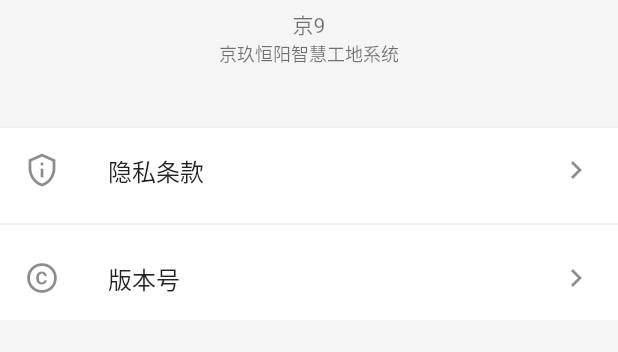
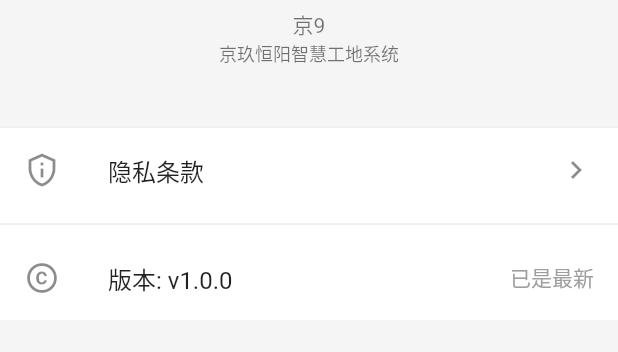
Before and after one commit to vcqzero/jjhy-app-refactor, a Flutter app: the screen it shows after launch, item 3 of the bottom bar chosen, after a tap on "关于", on a phone screen of 412 x 824 dp, the part 256-608 px from its top. Run offline on Flutter 3.47's test engine with Material 2 defaults, Android fonts, the phone set to English and light mode, and no system bars; our stand-ins replace dio, flutter_easyloading, fluttertoast, get_storage, package_info_plus; network calls fail.

Commit message:
添加应用版本判断

```diff
--- a/lib/api/AppSetings.dart
+++ b/lib/api/AppSetings.dart
@@ -1,3 +1,5 @@
+import 'dart:io';
+
 import 'package:app/utils/MyDio.dart';
 import 'package:dio/dio.dart';
 
@@ -10,4 +12,15 @@
     final future = _dio.get('/app/banners', cancelToken: cancelToken);
     return MyResponse(future: future, cancelToken: cancelToken);
   }
+
+  /// 判断app版本
+  static MyResponse checkVersion({required String buildCode}) {
+    CancelToken cancelToken = CancelToken();
+    final future = _dio
+        .get('/app/version/check', cancelToken: cancelToken, queryParameters: {
+      'platform': Platform.isAndroid ? 'android' : 'ios',
+      'version_code': int.parse(buildCode)
+    });
+    return MyResponse(future: future, cancelToken: cancelToken);
+  }
 }
--- a/lib/main.dart
+++ b/lib/main.dart
@@ -1,8 +1,7 @@
 import 'dart:developer';
 import 'package:app/Config.dart';
 import 'package:app/routes.dart';
-import 'package:app/utils/MyDeviceInfo.dart';
-import 'package:device_info/device_info.dart';
+import 'package:app/utils/MyPackage.dart';
 import 'package:flutter/material.dart';
 import 'package:flutter/services.dart';
 import 'package:app/utils/MyToast.dart';
@@ -103,7 +102,6 @@
 
   @override
   Widget build(BuildContext context) {
-    MyDeviceInfo.test();
     return WillPopScope(
         child: Scaffold(
           // appBar: MyWidgets.getAppBar(),
--- a/lib/pages/about/Index.dart
+++ b/lib/pages/about/Index.dart
@@ -1,7 +1,11 @@
+import 'dart:developer';
+
 import 'package:app/Config.dart';
 import 'package:app/assets/ImageAssets.dart';
+import 'package:app/utils/MyPackage.dart';
 import 'package:app/widgets/MyAppBar.dart';
 import 'package:flutter/material.dart';
+import 'package:package_info_plus/package_info_plus.dart';
 
 class AboutPage extends StatefulWidget {
   static String routeName = 'AboutPage';
@@ -12,6 +16,36 @@
 }
 
 class _AboutPageState extends State<AboutPage> {
+  String? _versionName;
+  AppVersion? _newVersion;
+
+  @override
+  void initState() {
+    super.initState();
+    _handleInitPackageInfo();
+  }
+
+  _handleInitPackageInfo() async {
+    MyPackage package = MyPackage();
+    PackageInfo? packageInfo = await package.getPackageInfo();
+    AppVersion? newVersion = await package.checkVersion();
+    if (packageInfo != null) {
+      setState(() {
+        _versionName = packageInfo.version;
+        _newVersion = newVersion;
+      });
+    }
+  }
+
+  @override
+  void didChangeDependencies() {
+    super.didChangeDependencies();
+  }
+
+  _handleClickVersion() {
+    log('处理新版本');
+  }
+
   @override
   Widget build(BuildContext context) {
     return Scaffold(
@@ -61,11 +95,31 @@
                 Divider(),
                 ListTile(
                   leading: Icon(Icons.copyright_sharp),
-                  title: Text('版本号'),
-                  trailing: Icon(Icons.chevron_right),
-                  onTap: () {
-                    print('object');
-                  },
+                  title: Text("版本: v${_versionName ?? ''}"),
+                  trailing: _newVersion != null
+                      ? Container(
+                          width: 100,
+                          // color: Colors.red,
+                          child: Row(
+                            mainAxisAlignment: MainAxisAlignment.end,
+                            children: [
+                              Chip(
+                                padding: EdgeInsets.all(0),
+                                backgroundColor: Colors.deepPurple,
+                                label: Text('新版本',
+                                    style: TextStyle(color: Colors.white)),
+                              ),
+                              Icon(Icons.chevron_right),
+                            ],
+                          ),
+                        )
+                      : Text(
+                          '已是最新',
+                          style: TextStyle(color: Colors.grey),
+                        ),
+                  onTap: _newVersion != null
+                      ? () => {_handleClickVersion()}
+                      : null,
                 ),
               ],
             ),
--- a/lib/utils/MyDeviceInfo.dart
+++ /dev/null
@@ -1,23 +0,0 @@
-import 'dart:developer';
-import 'dart:io';
-
-import 'package:device_info/device_info.dart';
-
-class MyDeviceInfo {
-  late int versionRelease;
-  // _getAndroidInfo(AndroidDeviceInfo device) {
-  //   // device.version.c
-  // }
-  static test() async {
-    try {
-      if (Platform.isAndroid) {
-        AndroidDeviceInfo device = await DeviceInfoPlugin().androidInfo;
-        log('------');
-        log(device.version.codename);
-        log(device.version.release);
-      }
-    } catch (e) {
-      log('message', error: e);
-    }
-  }
-}
--- /dev/null
+++ b/lib/utils/MyPackage.dart
@@ -0,0 +1,50 @@
+import 'dart:developer';
+
+import 'package:app/api/AppSetings.dart';
+import 'package:app/utils/MyDio.dart';
+import 'package:dio/dio.dart';
+import 'package:package_info_plus/package_info_plus.dart';
+
+class AppVersion {
+  final String? buildCode;
+  final String? version;
+  final String? downloadUrl;
+  final String? appStoreUrl;
+  const AppVersion({
+    this.appStoreUrl,
+    this.buildCode,
+    this.downloadUrl,
+    this.version,
+  });
+}
+
+class MyPackage {
+  /// 获取package
+  Future<PackageInfo?> getPackageInfo() async {
+    try {
+      PackageInfo packageInfo = await PackageInfo.fromPlatform();
+      return packageInfo;
+    } catch (e) {
+      log('message', error: e);
+    }
+  }
+
+  /// 是否有新版本
+  Future<AppVersion?> checkVersion() async {
+    try {
+      PackageInfo packageInfo = await PackageInfo.fromPlatform();
+      String buildCode = packageInfo.buildNumber;
+      MyResponse res = AppSetings.checkVersion(buildCode: buildCode);
+      Map? version = await res.future.then((value) => value.data['version']);
+      if (version == null) return null;
+      return AppVersion(
+        buildCode: version['version_code'].toString(),
+        version: version['version_name'],
+        downloadUrl: version['download_url'],
+        appStoreUrl: version['app_store_url'],
+      );
+    } on DioError catch (e) {
+      log('MyPackage 检查版本错误', error: e);
+    }
+  }
+}
--- a/pubspec.yaml
+++ b/pubspec.yaml
@@ -33,7 +33,7 @@
   dio: ^4.0.0-beta5
   # redux: ^5.0.0
   get_storage: ^2.0.1
-  device_info: ^2.0.0
+  package_info_plus: ^1.0.0
 
 dev_dependencies:
   flutter_test:
```
Also changed, not shown: pubspec.lock.
